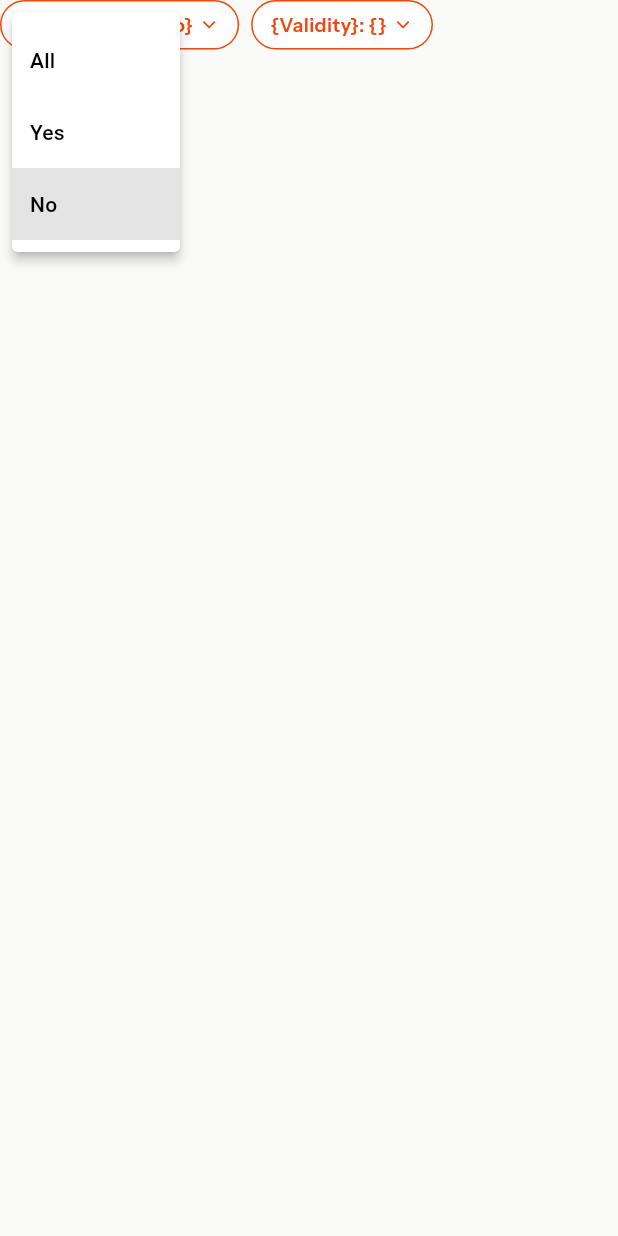
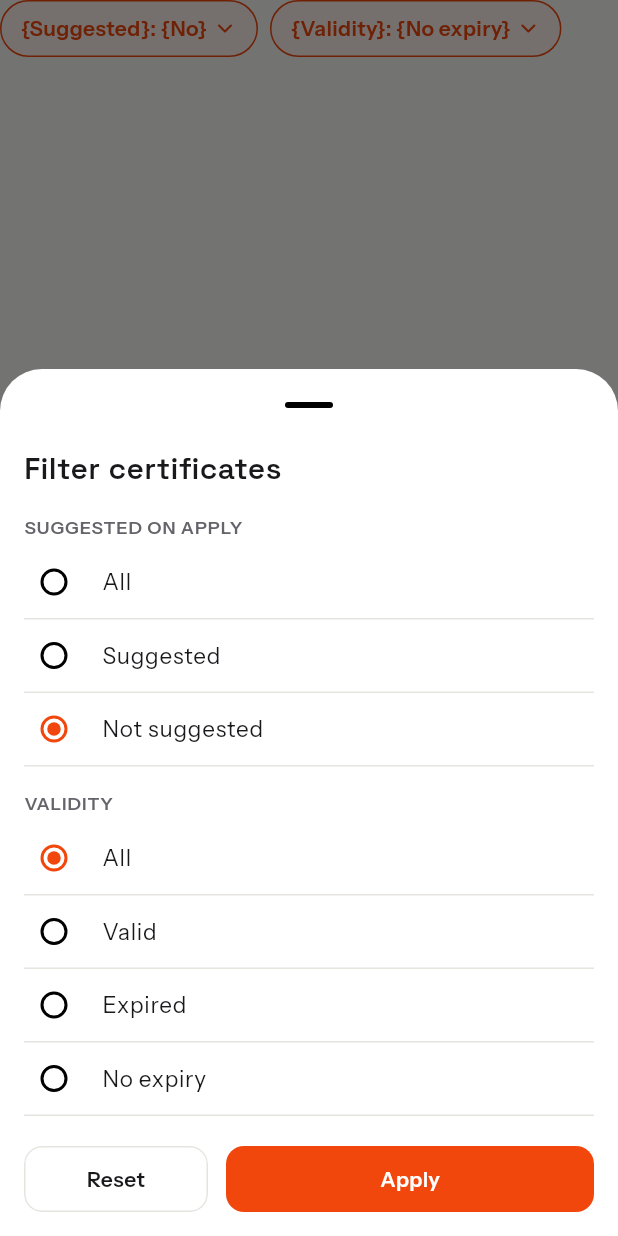
Before and after one commit to ittalent-platform/ittalent-mobile, a Flutter app: the CertificatesFilterPills widget shown alone on an empty page, opened directly with empty values, after a tap on an icon or button, on a phone screen of 412 x 824 dp. Run offline on Flutter 3.47's test engine with Material 3 defaults, Android fonts, the phone set to English and light mode, and no system bars; our stand-ins replace dio, easy_localization, flutter_riverpod, flutter_secure_storage, go_router, google_fonts and 1 more; accounts and stored records are empty; network calls fail.

Commit message:
fix(certificates): filters open a sheet like My applications
The Suggested/Validity pills used popup menus. They now use the shared
AppFilterPill and open one "Filter certificates" sheet with radio groups,
Reset and Apply, matching the My applications filter.

```diff
--- a/lib/features/applicant/certificates/widgets/certificates_filter_pills.dart
+++ b/lib/features/applicant/certificates/widgets/certificates_filter_pills.dart
@@ -1,14 +1,18 @@
 import 'package:easy_localization/easy_localization.dart';
 import 'package:flutter/material.dart';
-import 'package:lucide_icons_flutter/lucide_icons.dart';
 
+import '../../../../components/ui/app_button.dart';
+import '../../../../components/ui/app_filter_pill.dart';
 import '../../../../theme/app_colors.dart';
-import '../../../../theme/app_radius.dart';
 import '../../../../theme/app_typography.dart';
 import '../certificates_constants.dart';
 import '../certificates_providers.dart';
 
-/// "Suggested: All" and "Validity: All" dropdown pills under the search field.
+/// Radio value for "no filter".
+const String _all = '';
+
+/// "Suggested: All" and "Validity: All" pills under the search field; both
+/// open the same filter sheet, like the My applications list.
 class CertificatesFilterPills extends StatelessWidget {
   const CertificatesFilterPills({
     super.key,
@@ -19,101 +23,172 @@ class CertificatesFilterPills extends StatelessWidget {
   final CertificatesQuery query;
   final ValueChanged<CertificatesQuery> onChanged;
 
-  static const _all = 'all';
+  Future<void> _open(BuildContext context) async {
+    final result = await showModalBottomSheet<CertificatesQuery>(
+      context: context,
+      isScrollControlled: true,
+      showDragHandle: true,
+      builder: (_) => CertificatesFilterSheet(initial: query),
+    );
+    if (result != null) onChanged(result);
+  }
 
   @override
   Widget build(BuildContext context) {
-    final suggestedOptions = {
-      _all: tr('certificates.filter.all'),
-      'true': tr('certificates.filter.yes'),
-      'false': tr('certificates.filter.no'),
-    };
-    final validityOptions = {
-      _all: tr('certificates.filter.all'),
-      for (final v in CertificateConstants.validities)
-        v: tr(CertificateConstants.validityKey(v)),
-    };
+    String pill(String label, String value) => tr(
+      'certificates.filter.pill',
+      namedArgs: {'label': label, 'value': value},
+    );
+    final suggested = query.suggested;
     return Wrap(
       spacing: 8,
       runSpacing: 8,
       children: [
-        _Pill(
+        AppFilterPill(
           key: const Key('certificates_filter_suggested'),
-          label: tr('certificates.filter.suggestedLabel'),
-          value: query.suggested?.toString() ?? _all,
-          options: suggestedOptions,
-          onSelected: (v) => onChanged(
-            v == _all
-                ? query.copyWith(clearSuggested: true)
-                : query.copyWith(suggested: v == 'true'),
+          label: pill(
+            tr('certificates.filter.suggestedLabel'),
+            suggested == null
+                ? tr('certificates.filter.all')
+                : tr('certificates.filter.${suggested ? 'yes' : 'no'}'),
           ),
+          active: suggested != null,
+          onTap: () => _open(context),
         ),
-        _Pill(
+        AppFilterPill(
           key: const Key('certificates_filter_validity'),
-          label: tr('certificates.filter.validity'),
-          value: query.validity ?? _all,
-          options: validityOptions,
-          onSelected: (v) => onChanged(
-            v == _all
-                ? query.copyWith(clearValidity: true)
-                : query.copyWith(validity: v),
+          label: pill(
+            tr('certificates.filter.validity'),
+            query.validity == null
+                ? tr('certificates.filter.all')
+                : tr(CertificateConstants.validityKey(query.validity!)),
           ),
+          active: query.validity != null,
+          onTap: () => _open(context),
         ),
       ],
     );
   }
 }
 
-class _Pill extends StatelessWidget {
-  const _Pill({
-    super.key,
-    required this.label,
-    required this.value,
-    required this.options,
-    required this.onSelected,
-  });
+/// "Filter certificates" sheet: suggested and validity in one place. Pops
+/// with the new query when applied.
+class CertificatesFilterSheet extends StatefulWidget {
+  const CertificatesFilterSheet({super.key, required this.initial});
 
-  final String label;
-  final String value;
-  final Map<String, String> options;
-  final ValueChanged<String> onSelected;
+  final CertificatesQuery initial;
+
+  @override
+  State<CertificatesFilterSheet> createState() =>
+      _CertificatesFilterSheetState();
+}
+
+class _CertificatesFilterSheetState extends State<CertificatesFilterSheet> {
+  late String _suggested = widget.initial.suggested?.toString() ?? _all;
+  late String _validity = widget.initial.validity ?? _all;
+
+  CertificatesQuery _result() => widget.initial.copyWith(
+    suggested: _suggested == _all ? null : _suggested == 'true',
+    clearSuggested: _suggested == _all,
+    validity: _validity == _all ? null : _validity,
+    clearValidity: _validity == _all,
+  );
 
   @override
   Widget build(BuildContext context) {
     final colors = context.colors;
-    final active = value != CertificatesFilterPills._all;
-    final color = active ? colors.primary : colors.foreground;
-    return PopupMenuButton<String>(
-      tooltip: label,
-      initialValue: value,
-      onSelected: onSelected,
-      itemBuilder: (_) => [
-        for (final e in options.entries)
-          PopupMenuItem(value: e.key, child: Text(e.value)),
-      ],
-      child: Container(
-        padding: const EdgeInsets.symmetric(horizontal: 12, vertical: 6),
-        decoration: BoxDecoration(
-          color: colors.card,
-          borderRadius: AppRadius.pillRadius,
-          border: Border.all(color: active ? colors.primary : colors.border),
+
+    Widget caption(String key) => Padding(
+      padding: const EdgeInsets.only(top: 16, bottom: 4),
+      child: Text(
+        tr(key).toUpperCase(),
+        style: AppTypography.body(
+          fontSize: 12,
+          fontWeight: FontWeight.w600,
+          letterSpacing: 0.6,
+          color: colors.mutedForeground,
         ),
-        child: Row(
-          mainAxisSize: MainAxisSize.min,
+      ),
+    );
+
+    Widget radios(
+      String value,
+      Map<String, String> options,
+      ValueChanged<String> onChanged,
+    ) => RadioGroup<String>(
+      groupValue: value,
+      onChanged: (v) => setState(() => onChanged(v!)),
+      child: Column(
+        children: [
+          for (final e in options.entries) ...[
+            RadioListTile<String>(
+              value: e.key,
+              contentPadding: EdgeInsets.zero,
+              visualDensity: VisualDensity.compact,
+              activeColor: colors.primary,
+              title: Text(
+                e.value,
+                style: AppTypography.body(
+                  fontSize: 15,
+                  color: colors.foreground,
+                ),
+              ),
+            ),
+            Divider(height: 1, color: colors.border),
+          ],
+        ],
+      ),
+    );
+
+    return SafeArea(
+      child: SingleChildScrollView(
+        padding: const EdgeInsets.fromLTRB(16, 4, 16, 16),
+        child: Column(
+          crossAxisAlignment: CrossAxisAlignment.start,
           children: [
             Text(
-              tr(
-                'certificates.filter.pill',
-                namedArgs: {'label': label, 'value': options[value] ?? ''},
-              ),
-              style: AppTypography.body(
-                fontSize: 13,
+              tr('certificates.filter.sheetTitle'),
+              style: AppTypography.display(
+                fontSize: 20,
                 fontWeight: FontWeight.w600,
-                color: color,
+                color: colors.foreground,
               ),
             ),
-            const SizedBox(width: 4),
-            Icon(LucideIcons.chevronDown, size: 14, color: color),
+            caption('certificates.filter.suggested'),
+            radios(_suggested, {
+              _all: tr('certificates.filter.all'),
+              'true': tr('certificates.filter.suggestedYes'),
+              'false': tr('certificates.filter.suggestedNo'),
+            }, (v) => _suggested = v),
+            caption('certificates.filter.validity'),
+            radios(_validity, {
+              _all: tr('certificates.filter.all'),
+              for (final v in CertificateConstants.validities)
+                v: tr(CertificateConstants.validityKey(v)),
+            }, (v) => _validity = v),
+            const SizedBox(height: 20),
+            Row(
+              children: [
+                Expanded(
+                  child: AppButton(
+                    text: tr('certificates.filter.reset'),
+                    variant: AppButtonVariant.outline,
+                    onPressed: () => setState(() {
+                      _suggested = _all;
+                      _validity = _all;
+                    }),
+                  ),
+                ),
+                const SizedBox(width: 12),
+                Expanded(
+                  flex: 2,
+                  child: AppButton(
+                    text: tr('certificates.filter.apply'),
+                    onPressed: () => Navigator.of(context).pop(_result()),
+                  ),
+                ),
+              ],
+            ),
           ],
         ),
       ),
```
Also changed, not shown: assets/translations/en.json, assets/translations/vi.json, 1 other file.
